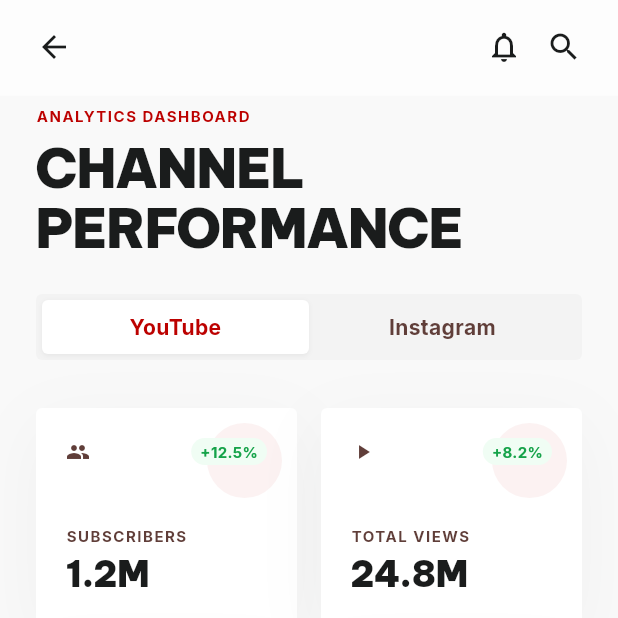
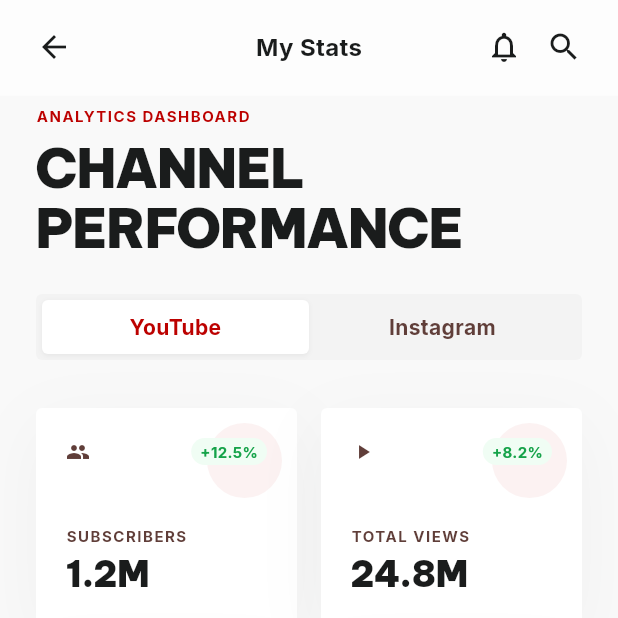
Before and after one commit to Mahesh0237/creator_box_flutter, a Flutter app: the MyStatsScreen screen opened directly, on a phone screen of 412 x 824 dp, the top half of it. Run offline on Flutter 3.47's test engine with Material 3 defaults, Android fonts, the phone set to English and light mode, and no system bars; our stand-ins replace flutter_svg, google_fonts.

Commit message:
new updates

```diff
--- a/lib/screens/my_stats_screen.dart
+++ b/lib/screens/my_stats_screen.dart
@@ -81,13 +81,28 @@ class _StickyTopAppBar extends StatelessWidget {
             child: Padding(
               padding: const EdgeInsets.symmetric(horizontal: 24),
               child: Row(
-                mainAxisAlignment: MainAxisAlignment.spaceBetween,
                 children: [
-                  GestureDetector(
+                  Expanded(
+                    child: Align(
+                      alignment: Alignment.centerLeft,
+                      child: GestureDetector(
                         onTap: () => Navigator.pop(context),
                         child: const Icon(Icons.arrow_back, size: 24, color: Color(0xFF1A1C1C)),
                       ),
-                  Row(
+                    ),
+                  ),
+                  Text(
+                    'My Stats',
+                    style: AppTypography.interBold.copyWith(
+                      color: const Color(0xFF1A1C1C),
+                      fontSize: 16,
+                    ),
+                  ),
+                  Expanded(
+                    child: Align(
+                      alignment: Alignment.centerRight,
+                      child: Row(
+                        mainAxisSize: MainAxisSize.min,
                         children: [
                           GestureDetector(
                             onTap: () {},
@@ -99,6 +114,8 @@ class _StickyTopAppBar extends StatelessWidget {
                             child: const Icon(Icons.search, size: 24, color: Color(0xFF1A1C1C)),
                           ),
                         ],
+                      ),
+                    ),
                   ),
                 ],
               ),
--- a/lib/screens/video_analysis_screen.dart
+++ b/lib/screens/video_analysis_screen.dart
@@ -167,8 +167,8 @@ class VideoAnalysisScreen extends StatelessWidget {
                     flex: 1,
                     child: Container(
                       height: 6,
-                      color: AppColors.primaryRed,
                       decoration: const BoxDecoration(
+                        color: AppColors.primaryRed,
                         boxShadow: [
                           BoxShadow(color: AppColors.primaryRed, blurRadius: 15),
                         ],
```
Lines whose indentation alone changed are shown as unchanged.
